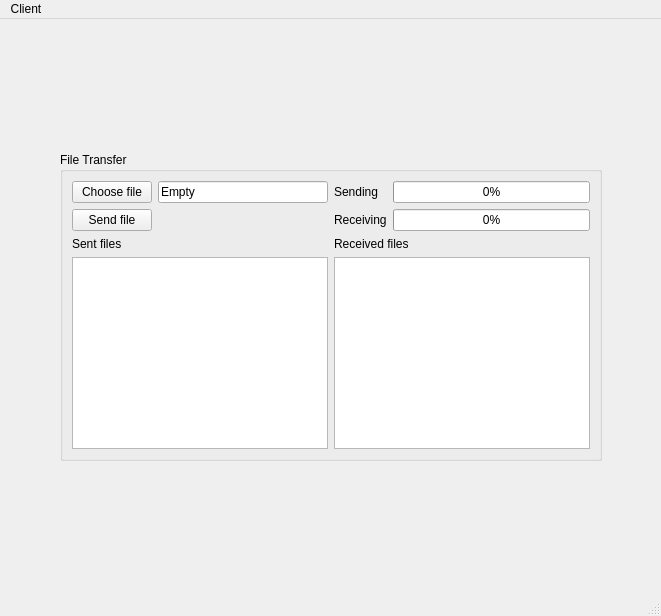
movavok/QFileDropper, file DropperClient/mainwindow.ui: the form before one commit.
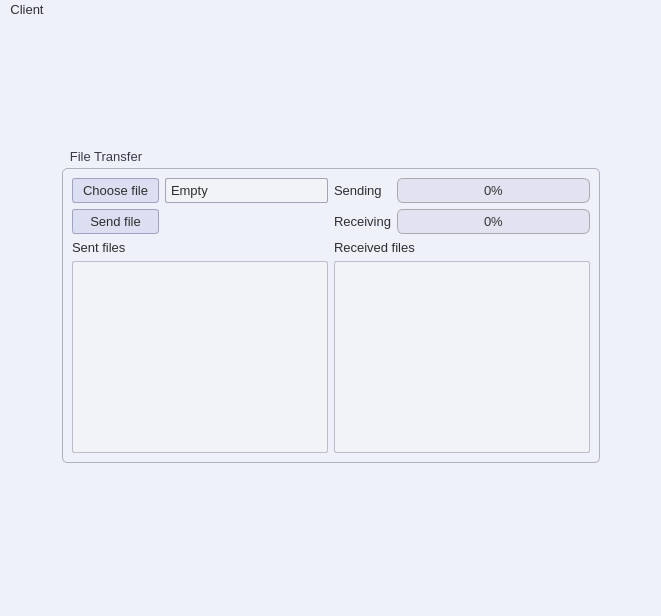
The form after the commit. The open tabs and pages were chosen to show the change. Icons and pictures are not drawn.

Commit message: Changed styles of the .ui form

Diff of the .ui file:
```diff
--- a/DropperClient/mainwindow.ui
+++ b/DropperClient/mainwindow.ui
@@ -19,6 +19,119 @@
   <property name="windowTitle">
    <string>MainWindow</string>
   </property>
+  <property name="windowIcon">
+   <iconset resource="resourses/icon.qrc">
+    <normaloff>:/images/round_icon.png</normaloff>:/images/round_icon.png</iconset>
+  </property>
+  <property name="styleSheet">
+   <string notr="true">
+QWidget {
+    background-color: #eef0fa;
+    color: #2e2e2e;
+    font-family: &quot;Segoe UI&quot;, sans-serif;
+    font-size: 10pt;
+}
+
+/* GroupBox */
+QGroupBox {
+    border: 1px solid #b0b0c0;
+    border-radius: 5px;
+    margin-top: 16px; /* під заголовок */
+}
+QGroupBox::title {
+    subcontrol-origin: margin;
+    subcontrol-position: top left;
+    padding: 0 6px;
+    margin-top: -6px; /* ще вище */
+    background-color: transparent;
+    color: #3a3a4a;
+    font-weight: bold;
+}
+
+/* Кнопки */
+QPushButton {
+    background-color: #dcdff1;
+    border: 1px solid #9fa3c1;
+    border-radius: 3px;
+    padding: 4px 10px;
+}
+QPushButton:hover {
+    background-color: #cfd2e6;
+}
+
+/* Info-кнопка — активна */
+QPushButton#b_saveInfo:enabled {
+    background-color: #e1e3f2;
+    border: 1px solid #a0a2b0;
+    border-radius: 2px;
+    font-size: 10pt;
+    font-weight: bold;
+    min-width: 18px;
+    min-height: 18px;
+    max-width: 18px;
+    max-height: 18px;
+    padding: 0;
+    color: #444;
+}
+
+/* Info-кнопка — неактивна */
+QPushButton#b_saveInfo:disabled {
+    background-color: #d6d7e0;
+    border: 1px solid #b0b0b8;
+    border-radius: 2px;
+    font-size: 10pt;
+    font-weight: bold;
+    min-width: 18px;
+    min-height: 18px;
+    max-width: 18px;
+    max-height: 18px;
+    padding: 0;
+    color: #888;
+}
+
+/* LineEdit / SpinBox / CheckBox — не білі, а легкі сірі */
+QLineEdit, QSpinBox {
+    background-color: #f2f3f7;
+    border: 1px solid #a4a4b4;
+    border-radius: 2px;
+    padding: 3px;
+}
+
+QCheckBox {
+    spacing: 4px;
+    background-color: #f2f3f7;
+}
+
+/* Текстові поля */
+QTextEdit, QTextBrowser {
+    background-color: #f2f3f7;
+    border: 1px solid #bbbbcc;
+    border-radius: 2px;
+    padding: 4px;
+}
+
+/* Прогрес-бари */
+QProgressBar {
+    border: 1px solid #aaa;
+    border-radius: 6px;
+    background-color: #e2e2f0;
+    text-align: center;
+    color: #333;
+}
+
+/* Sending */
+#pb_sending::chunk {
+    background-color: #9ac8f0;
+    border-radius: 6px;
+}
+
+/* Receiving */
+#pb_receiving::chunk {
+    background-color: #b2e5b2;
+    border-radius: 6px;
+}
+</string>
+  </property>
   <widget class="QWidget" name="centralwidget">
    <layout class="QVBoxLayout" name="verticalLayout_13">
     <item>
@@ -343,8 +456,8 @@
 hr { height: 1px; border-width: 0; }
 li.unchecked::marker { content: &quot;\2610&quot;; }
 li.checked::marker { content: &quot;\2612&quot;; }
-&lt;/style&gt;&lt;/head&gt;&lt;body style=&quot; font-family:'Segoe UI'; font-size:9pt; font-weight:400; font-style:normal;&quot;&gt;
-&lt;p style=&quot;-qt-paragraph-type:empty; margin-top:0px; margin-bottom:0px; margin-left:0px; margin-right:0px; -qt-block-indent:0; text-indent:0px;&quot;&gt;&lt;br /&gt;&lt;/p&gt;&lt;/body&gt;&lt;/html&gt;</string>
+&lt;/style&gt;&lt;/head&gt;&lt;body style=&quot; font-family:'Segoe UI','sans-serif'; font-size:10pt; font-weight:400; font-style:normal;&quot;&gt;
+&lt;p style=&quot;-qt-paragraph-type:empty; margin-top:0px; margin-bottom:0px; margin-left:0px; margin-right:0px; -qt-block-indent:0; text-indent:0px; font-family:'Segoe UI'; font-size:9pt;&quot;&gt;&lt;br /&gt;&lt;/p&gt;&lt;/body&gt;&lt;/html&gt;</string>
                      </property>
                     </widget>
                    </item>
@@ -424,8 +537,8 @@
 hr { height: 1px; border-width: 0; }
 li.unchecked::marker { content: &quot;\2610&quot;; }
 li.checked::marker { content: &quot;\2612&quot;; }
-&lt;/style&gt;&lt;/head&gt;&lt;body style=&quot; font-family:'Segoe UI'; font-size:9pt; font-weight:400; font-style:normal;&quot;&gt;
-&lt;p style=&quot;-qt-paragraph-type:empty; margin-top:0px; margin-bottom:0px; margin-left:0px; margin-right:0px; -qt-block-indent:0; text-indent:0px;&quot;&gt;&lt;br /&gt;&lt;/p&gt;&lt;/body&gt;&lt;/html&gt;</string>
+&lt;/style&gt;&lt;/head&gt;&lt;body style=&quot; font-family:'Segoe UI','sans-serif'; font-size:10pt; font-weight:400; font-style:normal;&quot;&gt;
+&lt;p style=&quot;-qt-paragraph-type:empty; margin-top:0px; margin-bottom:0px; margin-left:0px; margin-right:0px; -qt-block-indent:0; text-indent:0px; font-family:'Segoe UI'; font-size:9pt;&quot;&gt;&lt;br /&gt;&lt;/p&gt;&lt;/body&gt;&lt;/html&gt;</string>
                      </property>
                     </widget>
                    </item>
@@ -479,7 +592,7 @@
      <x>0</x>
      <y>0</y>
      <width>661</width>
-     <height>26</height>
+     <height>28</height>
     </rect>
    </property>
    <widget class="QMenu" name="menuOpen_new">
```
Left out of the diff: 4 changed lines with no effect on the pictures. The commit also changes 6 other files.
